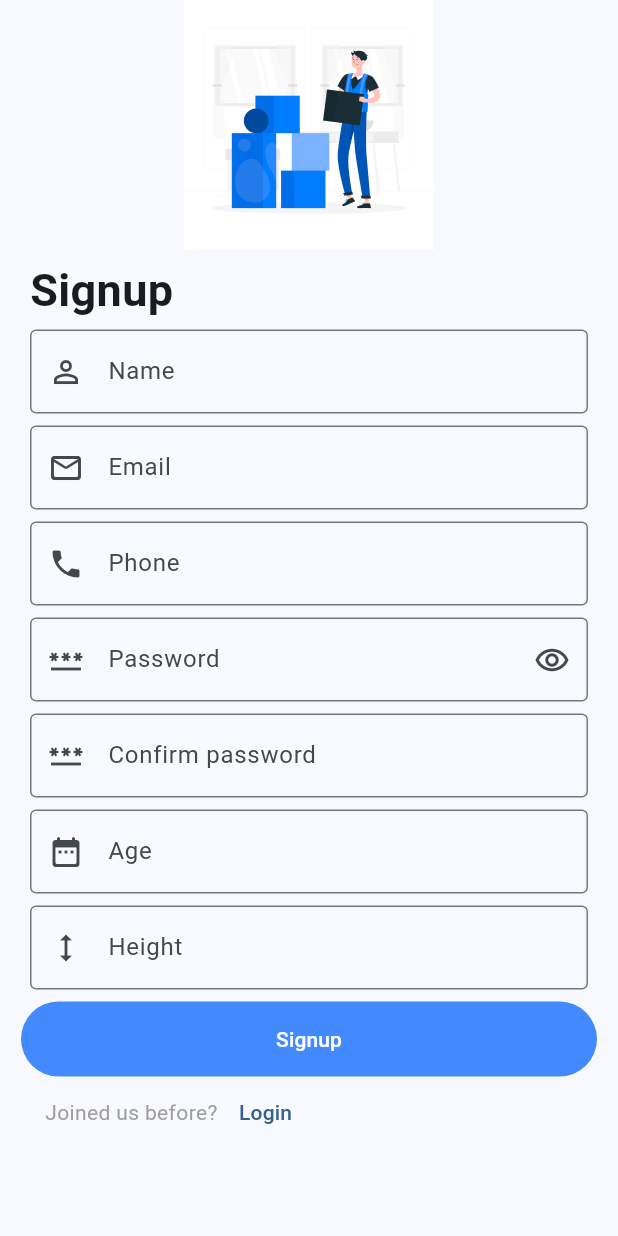
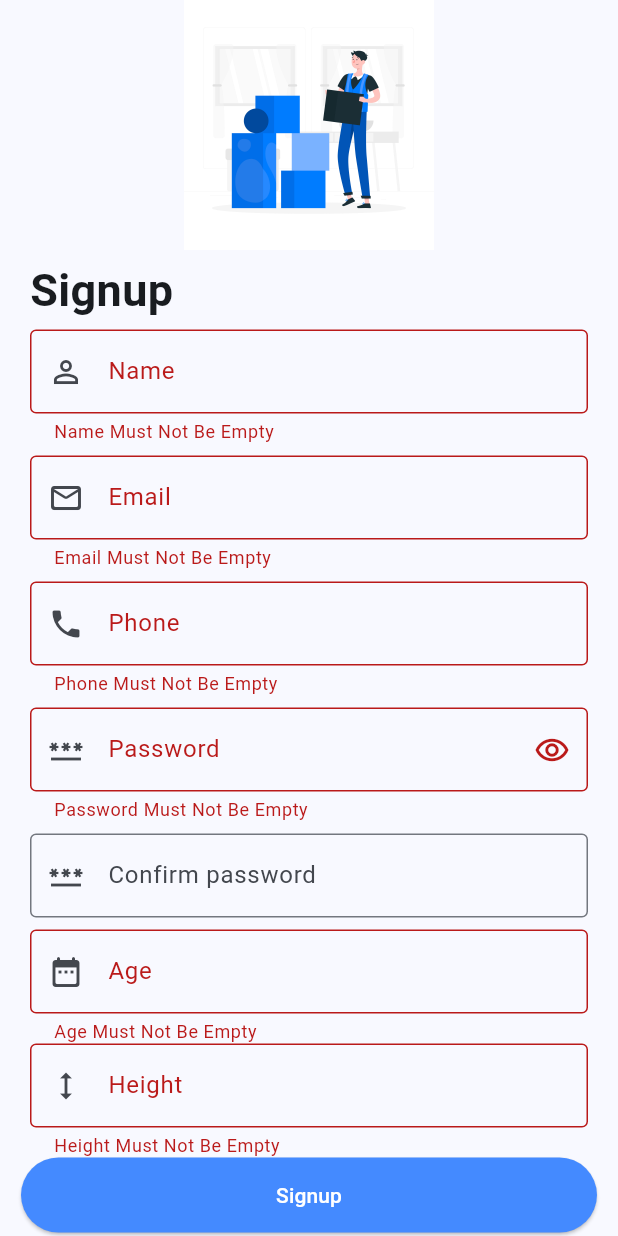
Before and after one commit to Andrew-A-A/Weather-App, a Flutter app: the Signup screen opened directly, after a tap on "Signup", on a phone screen of 412 x 824 dp. Run offline on Flutter 3.47's test engine with Material 2 defaults, Android fonts, the phone set to English and light mode, and no system bars; our stand-ins replace bloc, flutter_bloc, sqflite; accounts and stored records are empty.

Commit message:
make the form validation for login and signup

```diff
--- a/lib/App_cubit/App_cubit.dart
+++ b/lib/App_cubit/App_cubit.dart
@@ -1,14 +1,26 @@
+import 'package:flutter/cupertino.dart';
 import 'package:flutter_bloc/flutter_bloc.dart';
 import 'package:sqflite/sqflite.dart';
 import 'package:iclub/App_cubit/App_states.dart';
 
-class AppCubit extends Cubit<AppStates>{
-  AppCubit():super(AppInitialState());
+class AppCubit extends Cubit<AppStates> {
+  AppCubit() :super(AppInitialState());
 
-  static AppCubit get(context)=> BlocProvider.of(context);
-  bool hidePassword=true;
+  static AppCubit get(context) => BlocProvider.of(context);
+  bool hidePassword = true;
+  String? emailcheck;
+  String? passwordcheck;
+  bool uniqueEmail=false;
+  late Database database;
 
-  late Database database;
+  var nameController = new TextEditingController();
+  var emailController = new TextEditingController();
+  var phoneController = new TextEditingController();
+  var passwordController = new TextEditingController();
+  var confirmPasswordController = TextEditingController();
+  var ageController = new TextEditingController();
+  var heightController = new TextEditingController();
+
   //create database
   void createDatabase() {
     openDatabase(
@@ -32,32 +44,32 @@ class AppCubit extends Cubit<AppStates>{
       },
       onOpen: (db) {
         print("Database Opened");
-       // getDataFromDatabase(database: db);
+        getDataFromDatabase(database: db);
       },
     ).then((value) {
       database = value;
-      insertToDatabase();
-      getDataFromDatabase();
-     // emit(createDatabaseState());
+      emit(createDatabaseState());
     });
   }
 
   //Inserting to database
-  insertToDatabase(/*{
-    required String title,
-    required String date,
-    required String time
-  }*/) async {
+  insertToDatabase({
+    required String name,
+    required String email,
+    required String phone,
+    required String password,
+    required int age,
+    required double height
+  }) async {
     await database.transaction((txn) async {
       txn
           .rawInsert(
-         // 'Insert into tasks (title,date,time) VALUES ("${title}","${date}","${time}")')
-          'Insert into user (name,email,phone,password,age,height) VALUES ("Wezza","Wezza@gmail.com",01220033535,"Wazwaz1",21,160)')
+        // 'Insert into tasks (title,date,time) VALUES ("${title}","${date}","${time}")')
+          'Insert into user (name,email,phone,password,age,height) VALUES ("${name}","${email}","${phone}","${password}",${age},${height})')
           .then((value) {
         print("$value insteresd successfully");
-        //emit(insertToDatabaseState());
-        //getDataFromDatabase(database: database);
-
+        emit(insertToDatabaseState());
+        getDataFromDatabase(database: database);
       }).catchError((onError) {
         print("inserting Error is ${onError.toString()}");
       });
@@ -65,23 +77,64 @@ class AppCubit extends Cubit<AppStates>{
   }
 
   //Get from database
-  List<Map> users=[];
+  List<Map> users = [];
 
-  void getDataFromDatabase(/*{
+  void getDataFromDatabase({
     required Database database
-  }*/){
-    database.rawQuery("Select * from user").then((value){
-      users=value;
-     // emit(getDataFromDatabaseState());
+  }) {
+    database.rawQuery("Select * from user").then((value) {
+      users = value;
+      emit(getDataFromDatabaseState());
       print(users);
     });
   }
-  void switchPasswordVisibility(){
-    if(hidePassword) {
-      hidePassword=false;
+
+  void switchPasswordVisibility() {
+    if (hidePassword) {
+      hidePassword = false;
     } else {
-      hidePassword=true;
+      hidePassword = true;
     }
     emit(ShowPasswordState());
   }
+
+  void wrongEmail({
+    required String email}) {
+    database.rawQuery('SELECT * FROM user WHERE email = "${email}"').then((
+        value) {
+      if (value.isEmpty) {
+        emailcheck = "NO ACCOUNT WITH THIS EMAIL!";
+      }
+      else{
+        emailcheck=null;
+      }
+    });
+    emit(WrongEmailState());
+  }
+  void wrongPassword({
+    required String password}) {
+    database.rawQuery('SELECT * FROM user WHERE password = "${password}"').then((
+        value) {
+      if (value.isEmpty) {
+        passwordcheck = "NO ACCOUNT WITH THIS PASSWORD!";
+      }
+      else{
+        passwordcheck=null;
+      }
+    });
+    emit(WrongPasswordState());
+  }
+  void uniqueEmailCheck({
+    required String email}) {
+    database.rawQuery('SELECT * FROM user WHERE email = "${email}"').then((
+        value) {
+      if (value.isEmpty) {
+        uniqueEmail=true;
+      }
+      else{
+        uniqueEmail=false;
+      }
+    });
+    emit(UniqueEmailState());
+  }
 }
--- a/lib/App_cubit/App_states.dart
+++ b/lib/App_cubit/App_states.dart
@@ -1,3 +1,16 @@
 abstract class AppStates{}
 class AppInitialState extends AppStates{}
+
 class ShowPasswordState extends AppStates{}
+
+class insertToDatabaseState extends AppStates {}
+
+class createDatabaseState extends AppStates{}
+
+class getDataFromDatabaseState extends AppStates{}
+
+class WrongEmailState extends AppStates{}
+
+class WrongPasswordState extends AppStates{}
+
+class UniqueEmailState extends AppStates{}
--- a/lib/main.dart
+++ b/lib/main.dart
@@ -1,14 +1,17 @@
+import 'package:bloc/bloc.dart';
 import 'package:flutter/material.dart';
+import 'package:flutter/cupertino.dart';
+import 'package:iclub/login.dart';
 
-import 'login.dart';
-
+import 'MyBlocObserver.dart';
 void main() {
-  runApp(const MyApp());
+  Bloc.observer = MyBlocObserver();
+  runApp(MyApp());
 }
 
 class MyApp extends StatelessWidget {
 
-  const MyApp({super.key});
+  MyApp({super.key});
   @override
   Widget build(BuildContext context) {
     return MaterialApp(
@@ -17,7 +20,7 @@ class MyApp extends StatelessWidget {
         colorScheme: ColorScheme.fromSeed(seedColor: Colors.blue),
         useMaterial3: true,
       ),
-      home: const LoginApp()
+      home: LoginApp()
     );
   }
 }
--- a/lib/signup.dart
+++ b/lib/signup.dart
@@ -4,17 +4,10 @@ import 'package:flutter_bloc/flutter_bloc.dart';
 import 'App_cubit/App_cubit.dart';
 import 'App_cubit/App_states.dart';
 
-var nameController = TextEditingController();
-var emailController = TextEditingController();
-var passwordController = TextEditingController();
-var confirmPasswordController = TextEditingController();
-var phoneController = TextEditingController();
-var ageController = TextEditingController();
-var heightController = TextEditingController();
-
 
 class Signup extends StatelessWidget {
-  const Signup({super.key});
+  var formKey = GlobalKey<FormState>();
+  //Signup({super.key});
 
   @override
   Widget build(BuildContext context) {
@@ -24,7 +17,9 @@ class Signup extends StatelessWidget {
         ..createDatabase(),
       child: BlocConsumer<AppCubit, AppStates>(
         listener: (context, state) {
-
+          if (state is insertToDatabaseState){
+            Navigator.pop(context);
+          }
         },
         builder: (context, state) {
           AppCubit cubit = AppCubit.get(context);
@@ -44,11 +39,14 @@ class Signup extends StatelessWidget {
                         ),
                       ]),
 
-                              //Name text box
+                              Form(
+                                  key:formKey,
+                                  child: Column(
+                                    children:[//Name text box
                               Padding(
                                 padding: const EdgeInsets.only(left: 20,right: 20,bottom: 8),
                                 child: TextFormField(
-                                  controller: nameController,
+                                  controller: cubit.nameController,
                                   textInputAction: TextInputAction.next,
                                   keyboardType: TextInputType.emailAddress,
                                   decoration: const InputDecoration(
@@ -56,13 +54,19 @@ class Signup extends StatelessWidget {
                                       labelText: "Name",
                                       prefixIcon: Icon(Icons.perm_identity)
                                   ),
+                                  validator: (value) {
+                                    if (value!.isEmpty) {
+                                      return "Name Must Not Be Empty";
+                                    }
+                                    return null;
+                                  },
                                 ),
                               ),
                               //Email text box
                               Padding(
                                 padding: const EdgeInsets.only(left: 20,right: 20,bottom: 8),
                                 child: TextFormField(
-                                  controller: emailController,
+                                  controller: cubit.emailController,
                                   keyboardType: TextInputType.emailAddress,
                                   textInputAction: TextInputAction.next,
                                   decoration: const InputDecoration(
@@ -70,13 +74,26 @@ class Signup extends StatelessWidget {
                                       labelText: "Email",
                                       prefixIcon: Icon(Icons.mail_outline_rounded)
                                   ),
+                                  validator: (value) {
+                                    if (value!.isEmpty) {
+                                      return "Email Must Not Be Empty";
+                                    }
+                                    if(!value!.contains("@")){
+                                      return "Email Must Contain @";
+                                    }
+                                    cubit.uniqueEmailCheck(email: value);
+                                    if(!cubit.uniqueEmail){
+                                      return "THIS EMAIL ALREADY REGESTERED!!";
+                                    }
+                                    return null;
+                                  },
                                 ),
                               ),
                               //؛Phone text box
                               Padding(
                                 padding:  const EdgeInsets.only(left: 20,right: 20,bottom: 8),
                                 child: TextFormField(
-                                  controller: phoneController,
+                                  controller: cubit.phoneController,
                                   keyboardType: TextInputType.phone,
                                   textInputAction: TextInputAction.next,
                                   enableSuggestions: true,
@@ -84,13 +101,20 @@ class Signup extends StatelessWidget {
                                     border: OutlineInputBorder(),
                                     labelText: "Phone",
                                     prefixIcon: Icon(Icons.phone),
-                                  ),),
+                                  ),
+                                  validator: (value) {
+                                    if (value!.isEmpty) {
+                                      return "Phone Must Not Be Empty";
+                                    }
+                                    return null;
+                                  },
+                                ),
                               ),
                               //Password text box
                               Padding(
                                 padding:  const EdgeInsets.only(left: 20,right: 20,bottom: 8),
                                 child: TextFormField(
-                                  controller: passwordController,
+                                  controller: cubit.passwordController,
                                   keyboardType: TextInputType.visiblePassword,
                                   textInputAction: TextInputAction.next,
                                   obscureText: cubit.hidePassword,
@@ -103,13 +127,20 @@ class Signup extends StatelessWidget {
                                       suffixIcon: GestureDetector(child:(cubit.hidePassword) ?const Icon(Icons.remove_red_eye_outlined):const Icon(Icons.remove_red_eye_rounded), onTap:(){
                                         cubit.switchPasswordVisibility();
                                       },)
-                                  ),),
+                                  ),
+                                  validator: (value) {
+                                    if (value!.isEmpty) {
+                                      return "Password Must Not Be Empty";
+                                    }
+                                    return null;
+                                  },
+                                ),
                               ),
                               //Confirm password text box
                               Padding(
                                 padding:  const EdgeInsets.only(left: 20,right: 20,bottom: 8),
                                 child: TextFormField(
-                                  controller: confirmPasswordController,
+                                  controller: cubit.confirmPasswordController,
                                   keyboardType: TextInputType.visiblePassword,
                                   textInputAction: TextInputAction.next,
                                   obscureText: cubit.hidePassword,
@@ -120,13 +151,20 @@ class Signup extends StatelessWidget {
                                       labelText: "Confirm password",
                                       prefixIcon: Icon(Icons.password),
 
-                                  ),),
+                                  ),
+                                  validator: (value) {
+                                    if (value! != cubit.passwordController.text) {
+                                      return 'Passwords do not match';
+                                    }
+                                    return null;
+                                  },
+                                ),
                               ),
                               //Age text box
                               Padding(
-                                padding: const EdgeInsets.only(left: 20,right: 20,bottom: 8),
+                                padding: const EdgeInsets.only(left: 20,right: 20/*,bottom: 8*/),
                                 child: TextFormField(
-                                  controller: ageController,
+                                  controller: cubit.ageController,
                                   keyboardType: TextInputType.number,
                                   textInputAction: TextInputAction.next,
                                   decoration: const InputDecoration(
@@ -134,26 +172,53 @@ class Signup extends StatelessWidget {
                                       labelText: "Age",
                                       prefixIcon: Icon(Icons.date_range_rounded)
                                   ),
+                                  validator: (value) {
+                                    if (value!.isEmpty) {
+                                      return "Age Must Not Be Empty";
+                                    }
+                                    return null;
+                                  },
                                 ),
                               ),
                               //Height text box
                               Padding(
-                                padding: const EdgeInsets.only(left: 20,right: 20,bottom: 8),
+                                padding: const EdgeInsets.only(left: 20,right: 20/*,bottom: 8*/),
                                 child: TextFormField(
-                                  controller: heightController,
+                                  controller: cubit.heightController,
                                   keyboardType: TextInputType.number,
                                   decoration: const InputDecoration(
                                       border: OutlineInputBorder(),
                                       labelText: "Height",
-                                      prefixIcon: Icon(Icons.height)
+                                      prefixIcon: Icon(Icons.height),
                                   ),
+                                  validator: (value) {
+                                    if (value!.isEmpty) {
+                                      return "Height Must Not Be Empty";
+                                    }
+                                    return null;
+                                  },
                                 ),
                               ),
-
+        ],
+                                  ),
+                              ),
                   //TODO: Add action when signup button is pressed
                   //Signup button
-                  TextButton(
-                      onPressed: (){},
+                  ElevatedButton(
+                      onPressed: (){
+                        if(cubit.passwordController.text==cubit.confirmPasswordController.text){
+                        if (formKey.currentState!.validate()) {
+                          cubit.insertToDatabase(
+                              name: cubit.nameController.text,
+                              email: cubit.emailController.text,
+                              phone: cubit.phoneController.text,
+                            password:cubit.passwordController.text,
+                            age: int.parse(cubit.ageController.text),
+                            height: double.parse(cubit.heightController.text)
+                          );
+                        }
+                        }
+                      },
                       style: TextButton.styleFrom(
                           foregroundColor: Colors.white,
                           backgroundColor: Colors.blueAccent,
```
Also changed, not shown: lib/MyBlocObserver.dart (added, +27 -0 lines), lib/login.dart (+37 -8 lines).
